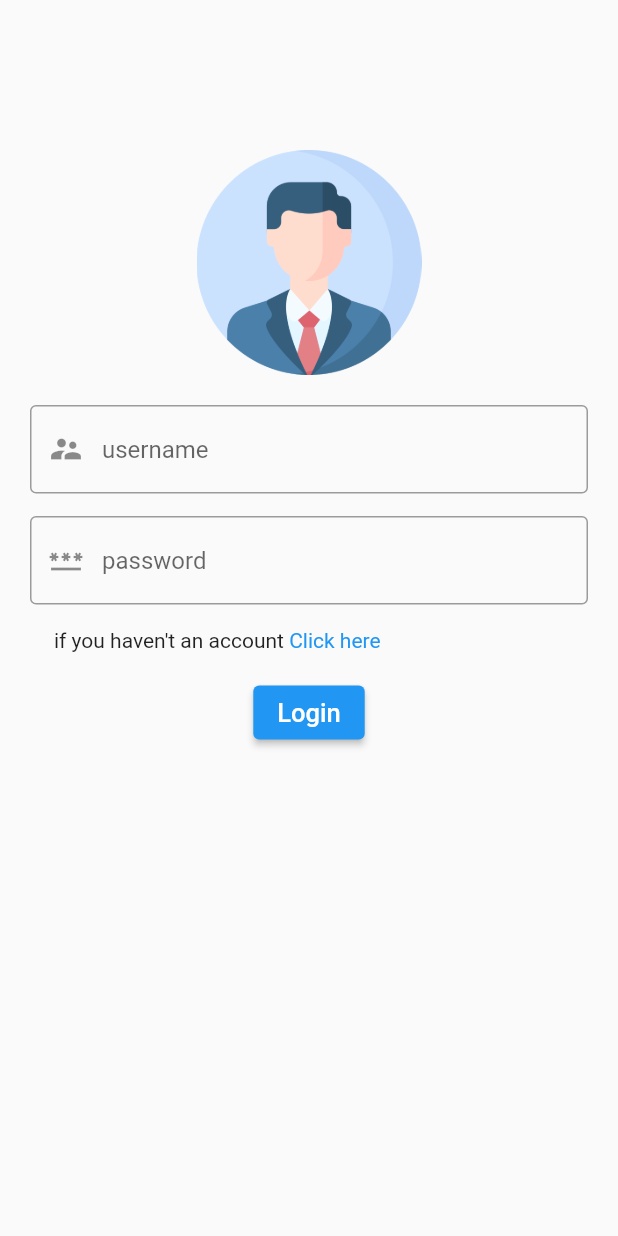
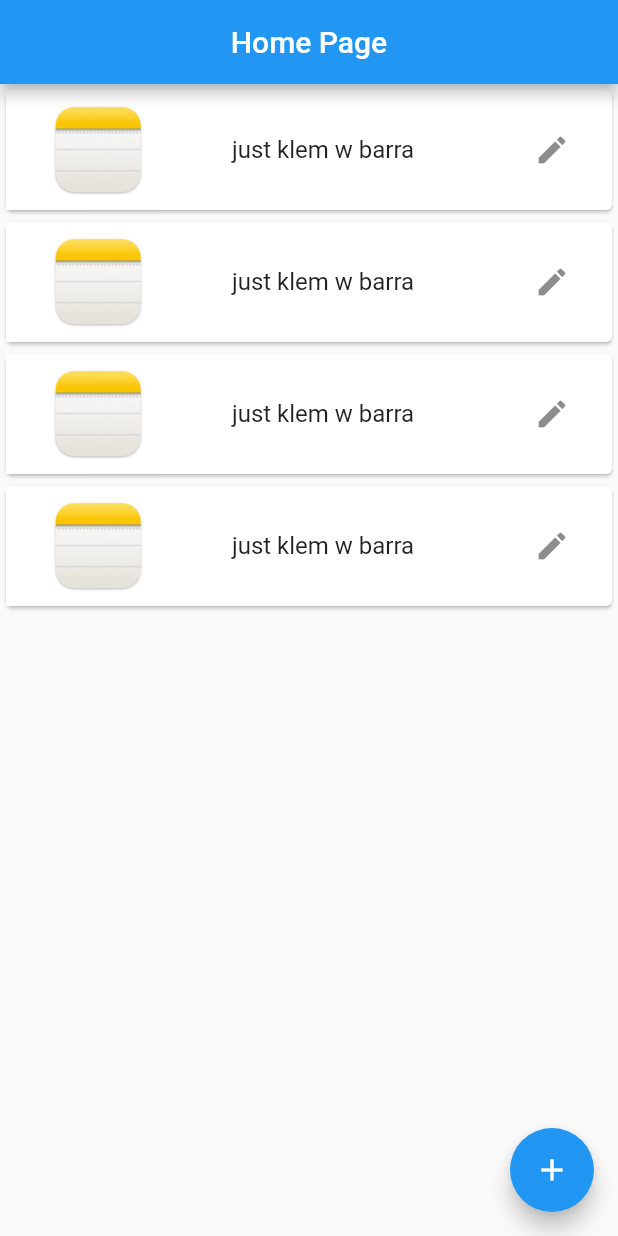
Before and after one commit to BrahimTuijine/Noteapp, a Flutter app: the screen it shows after launch, after a tap on "Login", on a phone screen of 412 x 824 dp. Run offline on Flutter 3.47's test engine with Material 2 defaults, Android fonts, the phone set to English and light mode, and no system bars.

Commit message:
machiya fel home UI

```diff
--- a/lib/auth/login.dart
+++ b/lib/auth/login.dart
@@ -67,7 +67,9 @@ class _LoginState extends State<Login> {
                     ),
                     Container(
                       child: ElevatedButton(
-                        onPressed: () {},
+                        onPressed: () {
+                          Navigator.of(context).pushReplacementNamed("homepage");
+                        },
                         child: Text(
                           "Login",
                           style: Theme.of(context).textTheme.headline6,
--- /dev/null
+++ b/lib/home/homepage.dart
@@ -0,0 +1,86 @@
+import 'package:flutter/material.dart';
+
+class HomePage extends StatefulWidget {
+  @override
+  _HomePageState createState() => _HomePageState();
+}
+
+class _HomePageState extends State<HomePage> {
+  List notes = [
+    {
+      "note": "just klem w barra",
+      "image": "facebook.png",
+    },
+    {
+      "note": "just klem w barra",
+      "image": "facebook.png",
+    },
+    {
+      "note": "just klem w barra",
+      "image": "facebook.png",
+    },
+    {
+      "note": "just klem w barra",
+      "image": "facebook.png",
+    },
+  ];
+  @override
+  Widget build(BuildContext context) {
+    return Scaffold(
+      floatingActionButton: FloatingActionButton(
+        backgroundColor: Theme.of(context).buttonColor,
+        child: Icon(Icons.add),
+        onPressed: () {},
+      ),
+      appBar: AppBar(
+        title: Text('Home Page'),
+        centerTitle: true,
+      ),
+      body: Container(
+        child: ListView.builder(
+          itemCount: notes.length,
+          itemBuilder: (BuildContext context, int index) {
+            return Dismissible(
+              key: Key("$index"),
+              child: ListNotes(notes: notes[index]),
+            );
+          },
+        ),
+      ),
+    );
+  }
+}
+
+class ListNotes extends StatelessWidget {
+  final notes;
+  ListNotes({this.notes});
+
+  @override
+  Widget build(BuildContext context) {
+    return Card(
+      child: Row(
+        children: [
+          Expanded(
+            flex: 1,
+            child: Image.asset(
+              "images/note.jpg",
+              fit: BoxFit.cover,
+              height: 80,
+              width: 90,
+            ),
+          ),
+          Expanded(
+            flex: 2,
+            child: ListTile(
+              title: Text("${notes['note']}"),
+              trailing: IconButton(
+                onPressed: () {},
+                icon: Icon(Icons.edit),
+              ),
+            ),
+          ),
+        ],
+      ),
+    );
+  }
+}
--- a/lib/main.dart
+++ b/lib/main.dart
@@ -1,6 +1,7 @@
 import 'package:flutter/material.dart';
 import 'package:noteapp/auth/login.dart';
 import 'package:noteapp/auth/signup.dart';
+import 'package:noteapp/home/homepage.dart';
 
 void main() {
   runApp(MyApp());
@@ -12,9 +13,13 @@ class MyApp extends StatelessWidget {
     return MaterialApp(
       debugShowCheckedModeBanner: false,
       theme: ThemeData(
+          floatingActionButtonTheme:
+              FloatingActionButtonThemeData(backgroundColor: Colors.red),
+          primaryColor: Colors.blue,
           elevatedButtonTheme: ElevatedButtonThemeData(
             style: ElevatedButton.styleFrom(primary: Colors.blue),
           ),
+          buttonColor: Colors.blue,
           textTheme: TextTheme(
               headline6: TextStyle(
             fontSize: 17,
@@ -24,6 +29,7 @@ class MyApp extends StatelessWidget {
       routes: {
         "login": (context) => Login(),
         "signup": (context) => SignUp(),
+        "homepage": (context) => HomePage(),
       },
     );
   }
--- a/pubspec.yaml
+++ b/pubspec.yaml
@@ -28,6 +28,7 @@ dependencies:
   # The following adds the Cupertino Icons font to your application.
   # Use with the CupertinoIcons class for iOS style icons.
   cupertino_icons: ^1.0.2
+  lorem_ipsum: ^0.0.1
 
 dev_dependencies:
   flutter_test:
```
Also changed, not shown: images/facebook.png (added), images/note.jpg (added), pubspec.lock.
